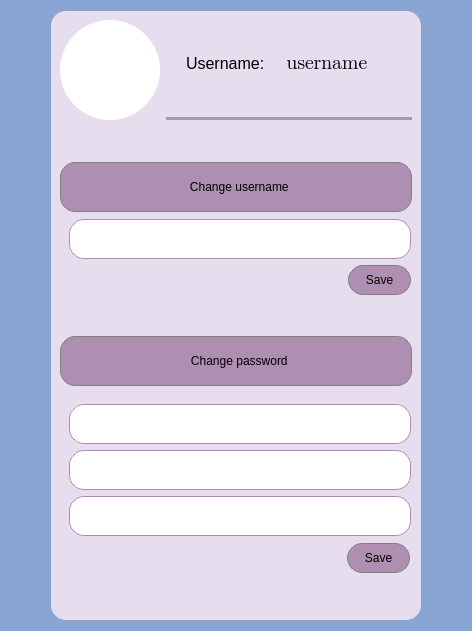
Qt form messenger/profilewindow.ui (ita-social-projects/HTTP_Messenger_Client) before a commit.
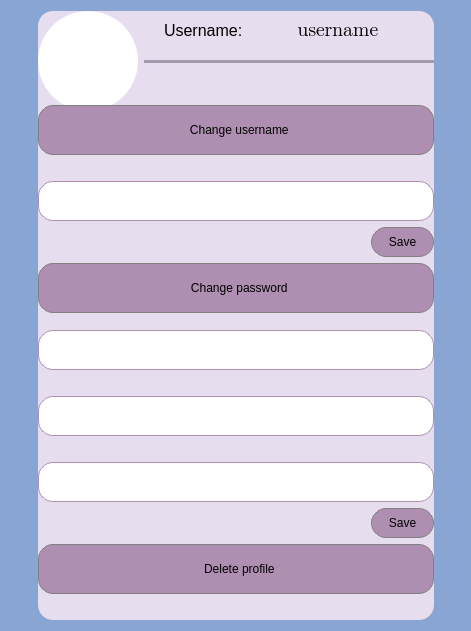
The same form after that commit. Icons and pictures are not drawn.

What changed in the file:
```diff
--- a/messenger/profilewindow.ui
+++ b/messenger/profilewindow.ui
@@ -6,7 +6,7 @@
    <rect>
     <x>0</x>
     <y>0</y>
-    <width>472</width>
+    <width>471</width>
     <height>631</height>
    </rect>
   </property>
@@ -22,41 +22,15 @@
   <property name="styleSheet">
    <string notr="true">background-color: rgb(136, 165, 211);</string>
   </property>
-  <layout class="QGridLayout" name="gridLayout">
-   <item row="1" column="0">
-    <spacer name="horizontalSpacer_3">
-     <property name="orientation">
-      <enum>Qt::Horizontal</enum>
-     </property>
-     <property name="sizeType">
-      <enum>QSizePolicy::Preferred</enum>
-     </property>
-     <property name="sizeHint" stdset="0">
-      <size>
-       <width>40</width>
-       <height>20</height>
-      </size>
-     </property>
-    </spacer>
-   </item>
-   <item row="1" column="2">
-    <spacer name="horizontalSpacer_4">
-     <property name="orientation">
-      <enum>Qt::Horizontal</enum>
-     </property>
-     <property name="sizeType">
-      <enum>QSizePolicy::Preferred</enum>
-     </property>
-     <property name="sizeHint" stdset="0">
-      <size>
-       <width>40</width>
-       <height>20</height>
-      </size>
-     </property>
-    </spacer>
-   </item>
-   <item row="0" column="1" rowspan="2">
     <widget class="QWidget" name="background" native="true">
+   <property name="geometry">
+    <rect>
+     <x>38</x>
+     <y>11</y>
+     <width>396</width>
+     <height>609</height>
+    </rect>
+   </property>
      <property name="styleSheet">
       <string notr="true">background-color: rgb(230, 221, 238);
 border-radius: 15px;</string>
@@ -264,30 +238,22 @@
        </widget>
       </item>
       <item row="4" column="0" colspan="2">
-       <widget class="QWidget" name="Widget_SaveLogin" native="true">
+     <widget class="QLabel" name="label_LoginInfo">
         <property name="sizePolicy">
-         <sizepolicy hsizetype="Preferred" vsizetype="Preferred">
+       <sizepolicy hsizetype="Preferred" vsizetype="Fixed">
           <horstretch>0</horstretch>
           <verstretch>0</verstretch>
          </sizepolicy>
         </property>
-        <property name="minimumSize">
-         <size>
-          <width>0</width>
-          <height>0</height>
-         </size>
-        </property>
-        <layout class="QVBoxLayout" name="verticalLayout_2">
-         <property name="topMargin">
-          <number>1</number>
-         </property>
-         <property name="rightMargin">
-          <number>1</number>
-         </property>
-         <property name="bottomMargin">
-          <number>0</number>
-         </property>
-         <item>
+      <property name="text">
+       <string/>
+      </property>
+      <property name="alignment">
+       <set>Qt::AlignCenter</set>
+      </property>
+     </widget>
+    </item>
+    <item row="5" column="0" colspan="2">
           <widget class="QLineEdit" name="lineEdit_Username">
            <property name="sizePolicy">
             <sizepolicy hsizetype="Preferred" vsizetype="Fixed">
@@ -311,16 +277,16 @@
            </property>
           </widget>
          </item>
-         <item>
+    <item row="6" column="0" colspan="2">
           <layout class="QHBoxLayout" name="horizontalLayout">
-           <property name="topMargin">
-            <number>0</number>
-           </property>
            <item>
             <spacer name="horizontalSpacer">
              <property name="orientation">
               <enum>Qt::Horizontal</enum>
              </property>
+        <property name="sizeType">
+         <enum>QSizePolicy::Expanding</enum>
+        </property>
              <property name="sizeHint" stdset="0">
               <size>
                <width>40</width>
@@ -362,39 +328,7 @@
            </item>
           </layout>
          </item>
-         <item>
-          <spacer name="verticalSpacer">
-           <property name="orientation">
-            <enum>Qt::Vertical</enum>
-           </property>
-           <property name="sizeHint" stdset="0">
-            <size>
-             <width>20</width>
-             <height>40</height>
-            </size>
-           </property>
-          </spacer>
-         </item>
-        </layout>
-       </widget>
-      </item>
-      <item row="5" column="0" colspan="2">
-       <widget class="QLabel" name="label_LoginInfo">
-        <property name="sizePolicy">
-         <sizepolicy hsizetype="Preferred" vsizetype="Fixed">
-          <horstretch>0</horstretch>
-          <verstretch>0</verstretch>
-         </sizepolicy>
-        </property>
-        <property name="text">
-         <string/>
-        </property>
-        <property name="alignment">
-         <set>Qt::AlignCenter</set>
-        </property>
-       </widget>
-      </item>
-      <item row="9" column="0" colspan="2">
+    <item row="7" column="0" colspan="2">
        <widget class="QPushButton" name="pushButton_ChangePassword">
         <property name="sizePolicy">
          <sizepolicy hsizetype="Minimum" vsizetype="Fixed">
@@ -432,7 +366,7 @@
         </property>
        </widget>
       </item>
-      <item row="10" column="0">
+    <item row="8" column="0">
        <spacer name="verticalSpacer_3">
         <property name="orientation">
          <enum>Qt::Vertical</enum>
@@ -448,22 +382,7 @@
         </property>
        </spacer>
       </item>
-      <item row="11" column="0" colspan="2">
-       <widget class="QWidget" name="Widget_Password" native="true">
-        <property name="minimumSize">
-         <size>
-          <width>0</width>
-          <height>0</height>
-         </size>
-        </property>
-        <layout class="QVBoxLayout" name="verticalLayout_3">
-         <property name="topMargin">
-          <number>1</number>
-         </property>
-         <property name="rightMargin">
-          <number>1</number>
-         </property>
-         <item>
+    <item row="9" column="0" colspan="2">
           <widget class="QLineEdit" name="lineEdit_Password">
            <property name="sizePolicy">
             <sizepolicy hsizetype="Preferred" vsizetype="Fixed">
@@ -490,7 +409,7 @@
            </property>
           </widget>
          </item>
-         <item>
+    <item row="11" column="0" colspan="2">
           <widget class="QLineEdit" name="lineEdit_NewPassword">
            <property name="sizePolicy">
             <sizepolicy hsizetype="Preferred" vsizetype="Fixed">
@@ -517,7 +436,35 @@
            </property>
           </widget>
          </item>
-         <item>
+    <item row="12" column="0" colspan="2">
+     <widget class="QLabel" name="label_ConfPassInfo">
+      <property name="sizePolicy">
+       <sizepolicy hsizetype="Minimum" vsizetype="Fixed">
+        <horstretch>0</horstretch>
+        <verstretch>0</verstretch>
+       </sizepolicy>
+      </property>
+      <property name="font">
+       <font>
+        <family>MS Shell Dlg 2</family>
+        <pointsize>9</pointsize>
+        <weight>50</weight>
+        <italic>false</italic>
+        <bold>false</bold>
+       </font>
+      </property>
+      <property name="styleSheet">
+       <string notr="true">font: 9pt &quot;MS Shell Dlg 2&quot;;</string>
+      </property>
+      <property name="text">
+       <string/>
+      </property>
+      <property name="alignment">
+       <set>Qt::AlignCenter</set>
+      </property>
+     </widget>
+    </item>
+    <item row="13" column="0" colspan="2">
           <widget class="QLineEdit" name="lineEdit_ConfNewPassword">
            <property name="sizePolicy">
             <sizepolicy hsizetype="Preferred" vsizetype="Fixed">
@@ -544,16 +491,7 @@
            </property>
           </widget>
          </item>
-         <item>
-          <widget class="QWidget" name="Widget_ConfirmPassword" native="true">
-           <layout class="QVBoxLayout" name="verticalLayout_5">
-            <property name="topMargin">
-             <number>1</number>
-            </property>
-            <property name="rightMargin">
-             <number>1</number>
-            </property>
-            <item>
+    <item row="14" column="0" colspan="2">
              <layout class="QHBoxLayout" name="horizontalLayout_2">
               <item>
                <spacer name="horizontalSpacer_2">
@@ -604,14 +542,8 @@
               </item>
              </layout>
             </item>
-           </layout>
-          </widget>
-         </item>
-        </layout>
-       </widget>
-      </item>
-      <item row="16" column="0" colspan="2">
-       <widget class="QLabel" name="label_ConfPassInfo">
+    <item row="10" column="0" colspan="2">
+     <widget class="QLabel" name="label_PassInfo">
         <property name="sizePolicy">
          <sizepolicy hsizetype="Minimum" vsizetype="Fixed">
           <horstretch>0</horstretch>
@@ -638,10 +570,65 @@
         </property>
        </widget>
       </item>
-     </layout>
-    </widget>
-   </item>
-  </layout>
+    <item row="15" column="0" colspan="2">
+     <widget class="QPushButton" name="pushButton_DeleteProfile">
+      <property name="sizePolicy">
+       <sizepolicy hsizetype="Minimum" vsizetype="Fixed">
+        <horstretch>0</horstretch>
+        <verstretch>0</verstretch>
+       </sizepolicy>
+      </property>
+      <property name="minimumSize">
+       <size>
+        <width>0</width>
+        <height>50</height>
+       </size>
+      </property>
+      <property name="styleSheet">
+       <string notr="true">QPushButton {
+font: 75 14pt &quot;MS Shell Dlg 2&quot;;
+background-color: rgb(174, 143, 177);
+border-radius: 15px;
+border: 1px solid gray;
+}
+
+QPushButton:pressed{
+background-color:rgb(111, 91, 113);
+}</string>
+      </property>
+      <property name="text">
+       <string>  Delete profile</string>
+      </property>
+      <property name="icon">
+       <iconset resource="resources.qrc">
+        <normaloff>:/icons/icons/person.ico</normaloff>:/icons/icons/person.ico</iconset>
+      </property>
+      <property name="checkable">
+       <bool>true</bool>
+      </property>
+      <property name="checked">
+       <bool>false</bool>
+      </property>
+     </widget>
+    </item>
+    <item row="16" column="0">
+     <spacer name="verticalSpacer">
+      <property name="orientation">
+       <enum>Qt::Vertical</enum>
+      </property>
+      <property name="sizeType">
+       <enum>QSizePolicy::Fixed</enum>
+      </property>
+      <property name="sizeHint" stdset="0">
+       <size>
+        <width>20</width>
+        <height>20</height>
+       </size>
+      </property>
+     </spacer>
+    </item>
+   </layout>
+  </widget>
  </widget>
  <resources>
   <include location="resources.qrc"/>
```
Lines whose indentation alone changed are shown as unchanged.
